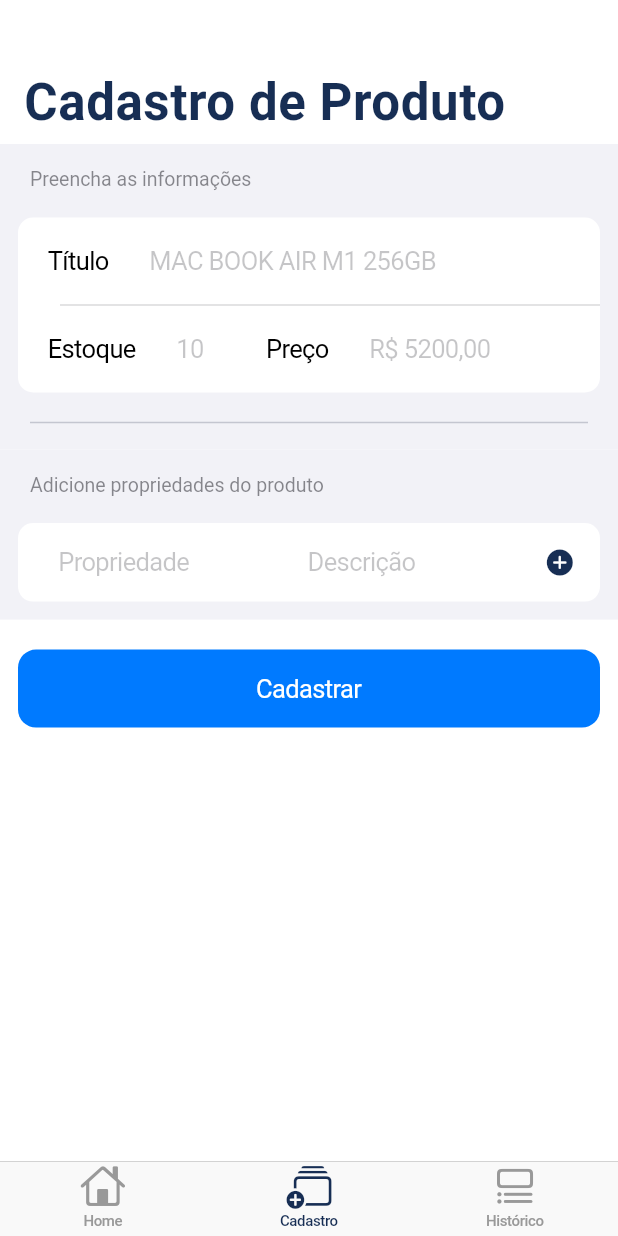
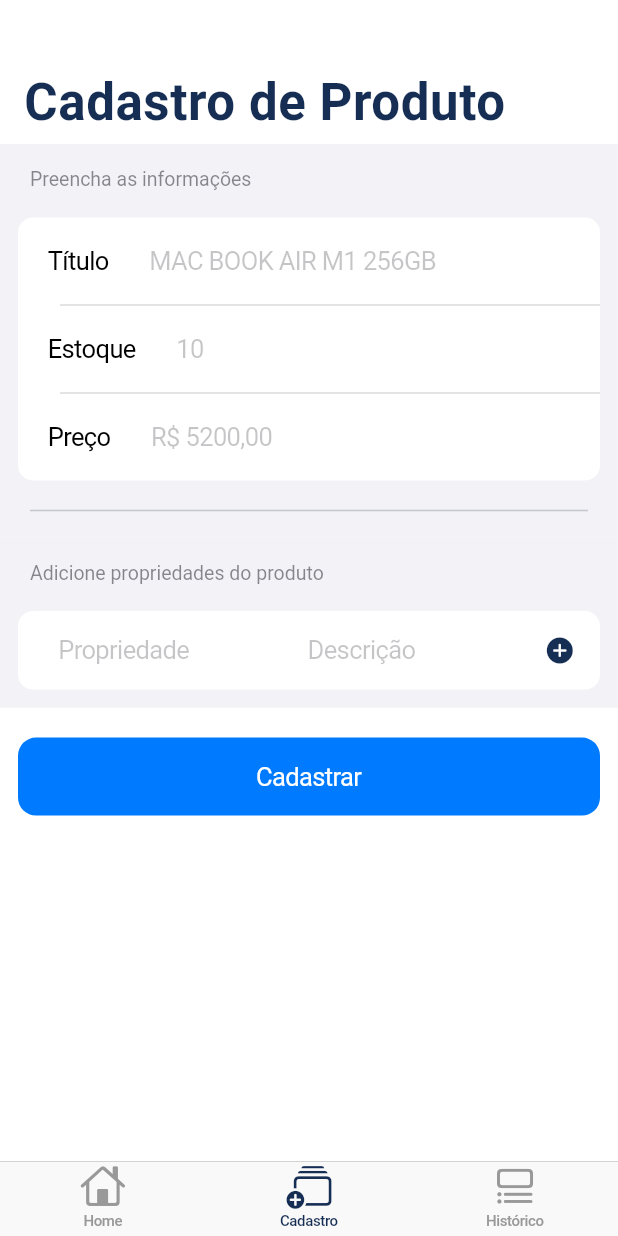
Before and after one commit to devcsuzarte/myCommerce_Flutter, a Flutter app: the screen it shows after launch, item 2 of the bottom bar chosen, on a phone screen of 412 x 824 dp. Run offline on Flutter 3.47's test engine with Material 3 defaults, Android fonts, the phone set to English and light mode, and no system bars.

Commit message:
Sales screen created

```diff
--- a/lib/controller/commerce_data.dart
+++ b/lib/controller/commerce_data.dart
@@ -1,5 +1,6 @@
 import 'package:flutter/cupertino.dart';
 import 'package:mycommerce/models/item_model.dart';
+import 'package:mycommerce/models/sale_model.dart';
 
 class ItemData extends ChangeNotifier {
   List<Item> itemsList = [
@@ -28,32 +29,70 @@ class ItemData extends ChangeNotifier {
       stock: 98,
       id: "00x4",
     ),
-    // Item(
-    //   productName: 'New item 1',
-    //   details: ['Cor: Preta', 'Armazenamento: 128GB'],
-    //   price: 300.0,
-    //   stock: 98,
-    //   id: "00x5",
-    // ),    Item(
-    //   productName: 'New item 2',
-    //   details: ['Cor: Azul', 'Armazenamento: 128GB'],
-    //   price: 300.0,
-    //   stock: 98,
-    //   id: "00x6",
-    // ),    Item(
-    //   productName: 'New item 3',
-    //   details: ['Cor: Amarelo', 'Armazenamento: 128GB'],
-    //   price: 300.0,
-    //   stock: 98,
-    //   id: "00x7",
-    // ),    Item(
-    //   productName: 'New item 4',
-    //   details: ['Cor: Vermelho', 'Armazenamento: 64GB'],
-    //   price: 300.0,
-    //   stock: 98,
-    //   id: "00x8",
-    // ),
+    Item(
+      productName: 'New item 1',
+      details: ['Cor: Preta', 'Armazenamento: 128GB'],
+      price: 300.0,
+      stock: 98,
+      id: "00x5",
+    ),    Item(
+      productName: 'New item 2',
+      details: ['Cor: Azul', 'Armazenamento: 128GB'],
+      price: 300.0,
+      stock: 98,
+      id: "00x6",
+    ),    Item(
+      productName: 'New item 3',
+      details: ['Cor: Amarelo', 'Armazenamento: 128GB'],
+      price: 300.0,
+      stock: 98,
+      id: "00x7",
+    ),    Item(
+      productName: 'New item 4',
+      details: ['Cor: Vermelho', 'Armazenamento: 64GB'],
+      price: 300.0,
+      stock: 98,
+      id: "00x8",
+    ),
   ];
+
+  List<Sale> salesList = [
+    Sale(
+        dateTime: DateTime.now(),
+        totalBill: 55000.77
+    ),    Sale(
+        dateTime: DateTime.now(),
+        totalBill: 55000.77
+    ),    Sale(
+        dateTime: DateTime.now(),
+        totalBill: 55000.77
+    ),    Sale(
+        dateTime: DateTime.now(),
+        totalBill: 55000.77
+    ),    Sale(
+        dateTime: DateTime.now(),
+        totalBill: 55000.77
+    ),    Sale(
+        dateTime: DateTime.now(),
+        totalBill: 55000.77
+    ),
+  ];
+
+  // List<Widget> getItemsSoldList (List<ItemsSold> items){
+  //   List<Widget>itemsSold = [];
+  //
+  //   for (ItemsSold item in items) {
+  //     itemsSold.add(Row(
+  //       children: [
+  //         Text(item.item),
+  //         Text('${item.amount}'),
+  //         Text('${item.price}'),
+  //       ],
+  //     ),
+  //     );
+  //   }
+  //   return itemsSold;
+  // }
 
 
 }
--- a/lib/main.dart
+++ b/lib/main.dart
@@ -19,10 +19,6 @@ class MyApp extends StatelessWidget {
       create: (context) => ItemData(),
       child: CupertinoApp(
         title: 'Flutter Demo',
-        // theme: ThemeData(
-        //   colorScheme: ColorScheme.fromSeed(seedColor: Colors.deepPurple),
-        //   useMaterial3: true,
-        // ),
         home: const CupertinoHomeScreen(),
       ),
     );
--- /dev/null
+++ b/lib/models/sale_model.dart
@@ -0,0 +1,14 @@
+import 'package:mycommerce/models/item_model.dart';
+
+class Sale {
+
+  DateTime dateTime;
+  //List<Item> itemsSold;
+  double totalBill;
+
+  Sale({
+    required this.dateTime,
+    //required this.itemsSold,
+    required this.totalBill
+});
+}
--- a/lib/screens/add_item_screen/cupertino_add_item_screen.dart
+++ b/lib/screens/add_item_screen/cupertino_add_item_screen.dart
@@ -33,8 +33,8 @@ class _CupertinoAddItemScreenState extends State<CupertinoAddItemScreen> {
                           child: CupertinoTextFormFieldRow(
                             textInputAction: TextInputAction.next,
                             autovalidateMode: AutovalidateMode.onUserInteraction,
-                            validator: (title) {
-                              if (title == null || title.isEmpty) {
+                            validator: (value) {
+                              if (value == null || value.isEmpty) {
                                 return 'Insira um título válido';
                               } else {
                                 return null;
@@ -43,31 +43,36 @@ class _CupertinoAddItemScreenState extends State<CupertinoAddItemScreen> {
                             placeholder: 'MAC BOOK AIR M1 256GB',
                           ),
                         ),
-                        Row(
-                          mainAxisAlignment: MainAxisAlignment.spaceBetween,
-                          children: [
-                            Expanded(
-                              flex: 3,
-                              child: CupertinoFormRow(
+                        CupertinoFormRow(
                           prefix: Text('Estoque'),
                           child: CupertinoTextFormFieldRow(
                             keyboardType: TextInputType.number,
+                            placeholder: '10',
                             textInputAction: TextInputAction.next,
-                                  placeholder: '10',
+                            autovalidateMode: AutovalidateMode.onUserInteraction,
+                            validator: (value) {
+                              if (value == null || value.isEmpty) {
+                                return '*';
+                              } else {
+                                return null;
+                              }
+                            },
                           ),
                         ),
-                            ),
-                            Expanded(
-                              flex: 5,
-                              child: CupertinoFormRow(
+                        CupertinoFormRow(
                           prefix: Text('Preço'),
                           child: CupertinoTextFormFieldRow(
-                                  keyboardType: TextInputType.number,
+                            keyboardType: TextInputType.numberWithOptions(decimal: true),
                             placeholder: 'R\$ 5200,00',
+                            autovalidateMode: AutovalidateMode.onUserInteraction,
+                            validator: (value) {
+                              if (value == null || value.isEmpty) {
+                                return '*';
+                              } else {
+                                return null;
+                              }
+                            },
                           ),
-                              ),
-                            ),
-                          ],
                         ),
                       ],
                   ),
--- a/lib/screens/items_screen/items_screen.dart
+++ b/lib/screens/items_screen/items_screen.dart
@@ -1,7 +1,7 @@
 import 'package:flutter/cupertino.dart';
 import 'package:flutter/material.dart';
 import 'package:mycommerce/constants.dart';
-import 'package:mycommerce/widgets/items_list.dart';
+import 'package:mycommerce/widgets/items_screen_widgets/items_list.dart';
 import 'package:mycommerce/widgets/navigation_bar/appbar_cupertino.dart';
 
 class ItemsScreen extends StatelessWidget {
```
Also changed, not shown: lib/screens/sales_screen/cupertino_sale_screen.dart (+5 -3 lines), lib/widgets/sales_screen_widgets/sale_cell.dart (added, +38 -0 lines), lib/widgets/sales_screen_widgets/sales_list.dart (added, +31 -0 lines), lib/widgets/items_screen_widgets/item_cell.dart (renamed from lib/widgets/item_cell.dart), lib/widgets/items_screen_widgets/items_list.dart (renamed from lib/widgets/items_list.dart). Lines whose indentation alone changed are shown as unchanged.
